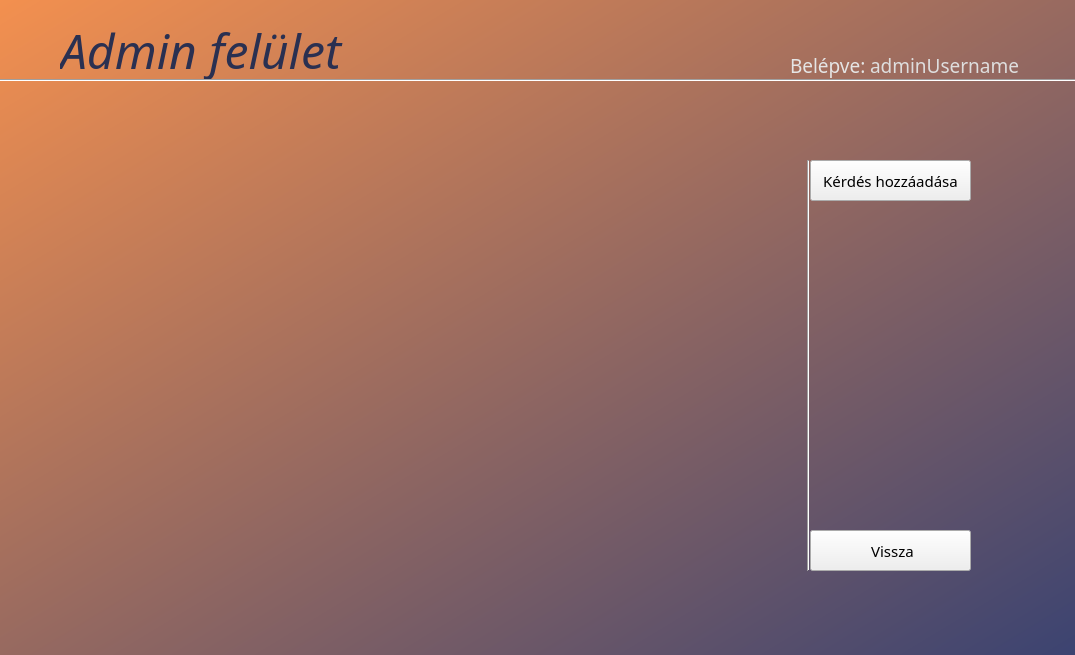
p-anna9603/fancy_nev, file qtserver/adminfelulet.ui: the form before one commit.
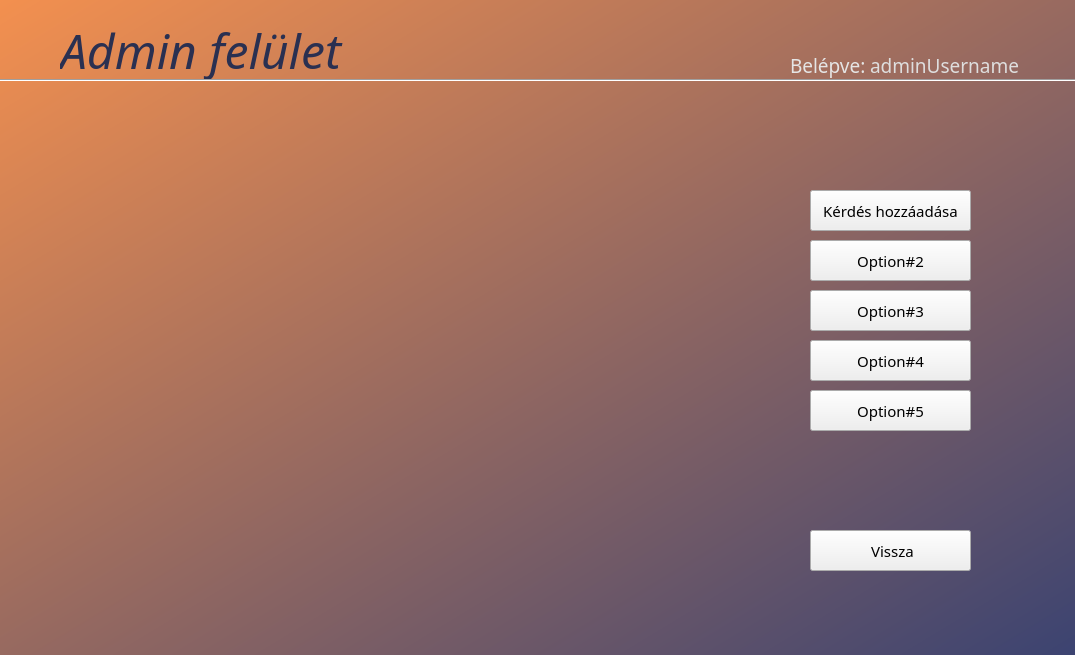
The form after the commit. Icons and pictures are not drawn. Custom widgets are drawn as their Qt base class.

The edit to the form file:
```diff
--- a/qtserver/adminfelulet.ui
+++ b/qtserver/adminfelulet.ui
@@ -130,7 +130,7 @@
     <property name="geometry">
      <rect>
       <x>810</x>
-      <y>160</y>
+      <y>190</y>
       <width>161</width>
       <height>41</height>
      </rect>
@@ -164,19 +164,6 @@
      <string> Vissza</string>
     </property>
    </widget>
-   <widget class="Line" name="line_2">
-    <property name="geometry">
-     <rect>
-      <x>800</x>
-      <y>160</y>
-      <width>16</width>
-      <height>411</height>
-     </rect>
-    </property>
-    <property name="orientation">
-     <enum>Qt::Vertical</enum>
-    </property>
-   </widget>
    <widget class="QLabel" name="quizzyLogo">
     <property name="geometry">
      <rect>
@@ -209,6 +196,82 @@
      <string notr="true"/>
     </property>
    </widget>
+   <widget class="QPushButton" name="buttonOption2">
+    <property name="geometry">
+     <rect>
+      <x>810</x>
+      <y>240</y>
+      <width>161</width>
+      <height>41</height>
+     </rect>
+    </property>
+    <property name="font">
+     <font>
+      <family>Tw Cen MT</family>
+      <pointsize>11</pointsize>
+     </font>
+    </property>
+    <property name="text">
+     <string>Option#2</string>
+    </property>
+   </widget>
+   <widget class="QPushButton" name="buttonOption3">
+    <property name="geometry">
+     <rect>
+      <x>810</x>
+      <y>290</y>
+      <width>161</width>
+      <height>41</height>
+     </rect>
+    </property>
+    <property name="font">
+     <font>
+      <family>Tw Cen MT</family>
+      <pointsize>11</pointsize>
+     </font>
+    </property>
+    <property name="text">
+     <string>Option#3</string>
+    </property>
+   </widget>
+   <widget class="QPushButton" name="buttonOption4">
+    <property name="geometry">
+     <rect>
+      <x>810</x>
+      <y>340</y>
+      <width>161</width>
+      <height>41</height>
+     </rect>
+    </property>
+    <property name="font">
+     <font>
+      <family>Tw Cen MT</family>
+      <pointsize>11</pointsize>
+     </font>
+    </property>
+    <property name="text">
+     <string>Option#4</string>
+    </property>
+   </widget>
+   <widget class="QPushButton" name="buttonOption5">
+    <property name="geometry">
+     <rect>
+      <x>810</x>
+      <y>390</y>
+      <width>161</width>
+      <height>41</height>
+     </rect>
+    </property>
+    <property name="font">
+     <font>
+      <family>Tw Cen MT</family>
+      <pointsize>11</pointsize>
+     </font>
+    </property>
+    <property name="text">
+     <string>Option#5</string>
+    </property>
+   </widget>
    <zorder>label</zorder>
    <zorder>line</zorder>
    <zorder>label_2</zorder>
```
Left out of the diff: 5 changed lines with no effect on the pictures.
